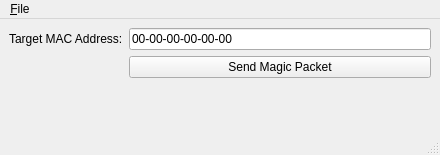
The window that SendPacket.ui (karagog/GWakeOnLAN) describes before a commit, drawn with Qt 5.
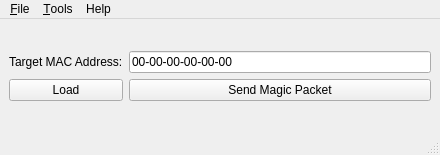
The same window after the commit.

The edit to the form file:
```diff
--- a/SendPacket.ui
+++ b/SendPacket.ui
@@ -53,10 +53,13 @@
         </property>
        </widget>
       </item>
-      <item row="2" column="0" colspan="2">
-       <widget class="QLabel" name="eventLabel">
+      <item row="1" column="0">
+       <widget class="QPushButton" name="btn_load">
+        <property name="toolTip">
+         <string>Load MAC addresses from a backing store</string>
+        </property>
         <property name="text">
-         <string/>
+         <string>Load</string>
         </property>
        </widget>
       </item>
@@ -70,7 +73,7 @@
      <x>0</x>
      <y>0</y>
      <width>440</width>
-     <height>25</height>
+     <height>26</height>
     </rect>
    </property>
    <widget class="QMenu" name="menu_File">
@@ -82,7 +85,23 @@
     <addaction name="separator"/>
     <addaction name="actionQuit"/>
    </widget>
+   <widget class="QMenu" name="menu_Tools">
+    <property name="title">
+     <string>&amp;Tools</string>
+    </property>
+    <addaction name="actionBrowse_MySQL_Database"/>
+    <addaction name="actionListen"/>
+   </widget>
+   <widget class="QMenu" name="menuHelp">
+    <property name="title">
+     <string>Help</string>
+    </property>
+    <addaction name="actionWhatsThis"/>
+    <addaction name="actionAbout"/>
+   </widget>
    <addaction name="menu_File"/>
+   <addaction name="menu_Tools"/>
+   <addaction name="menuHelp"/>
   </widget>
   <widget class="QStatusBar" name="statusbar"/>
   <action name="actionQuit">
```
Left out of the diff: 35 changed lines with no effect on the pictures.
